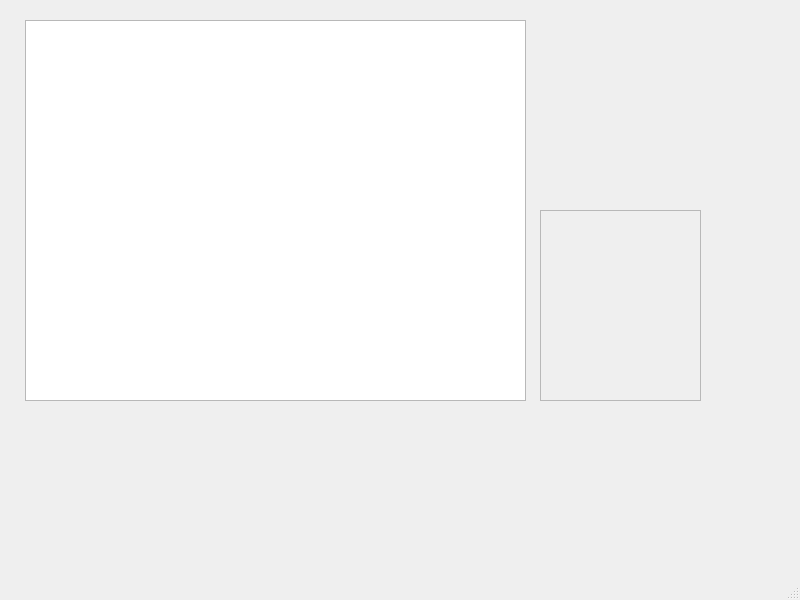
Before: the Qt Designer form peakspeakspeaks.ui in zfja/PeaksPeaksPeaks, drawn with Qt 5.
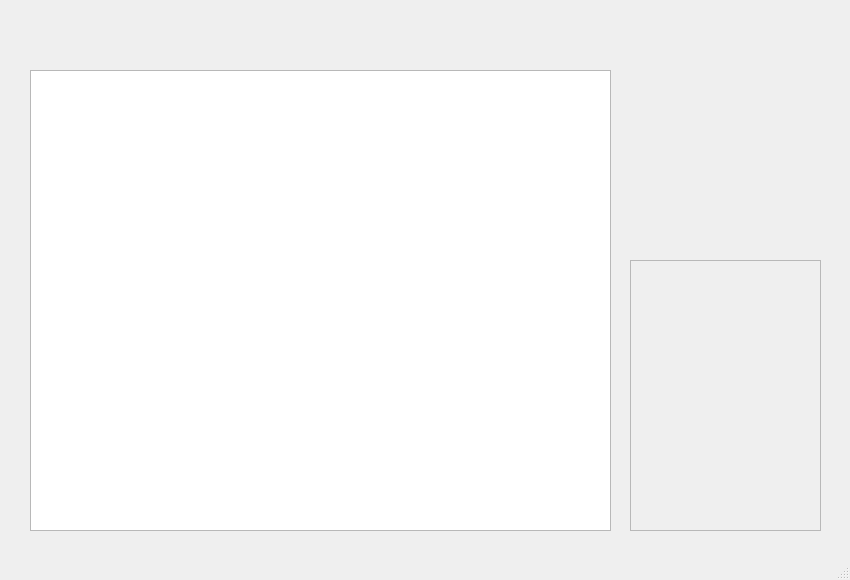
After: the same form once the commit is applied.

What changed in the file:
```diff
--- a/peakspeakspeaks.ui
+++ b/peakspeakspeaks.ui
@@ -6,8 +6,8 @@
    <rect>
     <x>0</x>
     <y>0</y>
-    <width>800</width>
-    <height>600</height>
+    <width>850</width>
+    <height>580</height>
    </rect>
   </property>
   <property name="windowTitle">
@@ -17,20 +17,20 @@
    <widget class="QGraphicsView" name="graphView">
     <property name="geometry">
      <rect>
-      <x>25</x>
-      <y>20</y>
-      <width>501</width>
-      <height>381</height>
+      <x>30</x>
+      <y>70</y>
+      <width>581</width>
+      <height>461</height>
      </rect>
     </property>
    </widget>
    <widget class="QScrollArea" name="scrollArea">
     <property name="geometry">
      <rect>
-      <x>540</x>
-      <y>210</y>
-      <width>161</width>
-      <height>191</height>
+      <x>630</x>
+      <y>260</y>
+      <width>191</width>
+      <height>271</height>
      </rect>
     </property>
     <property name="widgetResizable">
@@ -41,8 +41,8 @@
       <rect>
        <x>0</x>
        <y>0</y>
-       <width>159</width>
-       <height>189</height>
+       <width>189</width>
+       <height>269</height>
       </rect>
      </property>
     </widget>
```
Left out of the diff: 2 changed lines with no effect on the pictures.
